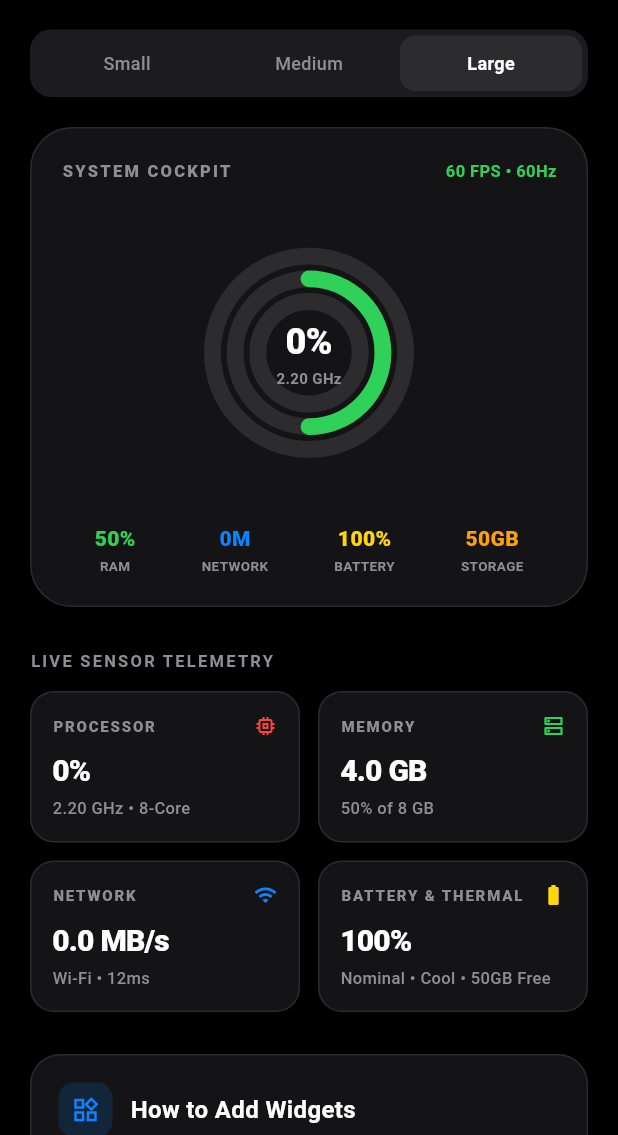
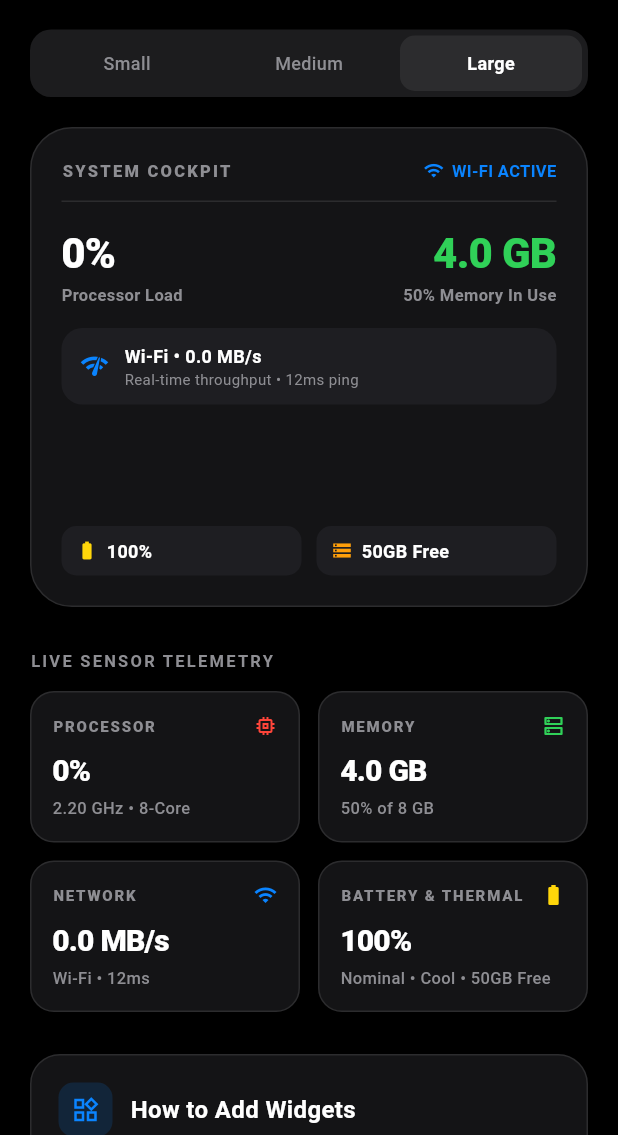
Before and after one commit to erkalceyhan-sys/pulsehud, a Flutter app: the screen it shows after launch, after a tap on "Small", after a tap on "Medium", after a tap on "Large", on a phone screen of 412 x 824 dp, the part 101-1236 px from its top. Run offline on Flutter 3.47's test engine with Material 3 defaults, Android fonts, the phone set to English and light mode, and no system bars; our stand-ins replace connectivity_plus; missing offline and left inert: home_widget.

Commit message:
feat(ios): native SwiftUI WidgetKit extension, prioritized Large Cockpit layout, and real Wi-Fi telemetry

```diff
--- a/app/lib/features/hud/screens/hud_live_screen.dart
+++ b/app/lib/features/hud/screens/hud_live_screen.dart
@@ -638,7 +638,9 @@ class _HudLiveScreenState extends State<HudLiveScreen>
         ],
       ),
       child: Column(
+        crossAxisAlignment: CrossAxisAlignment.start,
         children: [
+          // Header: Wi-Fi & System Cockpit
           Row(
             mainAxisAlignment: MainAxisAlignment.spaceBetween,
             children: [
@@ -651,47 +653,23 @@ class _HudLiveScreenState extends State<HudLiveScreen>
                   letterSpacing: 1.5,
                 ),
               ),
+              Row(
+                children: [
+                  Icon(
+                    m.isOffline ? Icons.airplanemode_active : Icons.wifi,
+                    color: m.isOffline
+                        ? const Color(0xFF8E8E93)
+                        : const Color(0xFF0A84FF),
+                    size: 14,
+                  ),
+                  const SizedBox(width: 5),
                   Text(
-                '${m.currentFps} FPS • 60Hz',
-                style: const TextStyle(
-                  color: Color(0xFF30D158),
+                    m.isOffline ? 'OFFLINE' : 'WI-FI ACTIVE',
+                    style: TextStyle(
+                      color: m.isOffline
+                          ? const Color(0xFF8E8E93)
+                          : const Color(0xFF0A84FF),
                       fontSize: 11,
-                  fontWeight: FontWeight.w700,
-                ),
-              ),
-            ],
-          ),
-          const Spacer(),
-          SizedBox(
-            width: 140,
-            height: 140,
-            child: Stack(
-              alignment: Alignment.center,
-              children: [
-                AnimatedBuilder(
-                  animation: _animController,
-                  builder: (context, _) => CustomPaint(
-                    size: const Size(140, 140),
-                    painter: _buildPainter(m),
-                  ),
-                ),
-                Column(
-                  mainAxisSize: MainAxisSize.min,
-                  children: [
-                    Text(
-                      '${m.cpuUsage.toInt()}%',
-                      style: const TextStyle(
-                        color: Colors.white,
-                        fontSize: 24,
-                        fontWeight: FontWeight.w900,
-                        letterSpacing: -0.5,
-                      ),
-                    ),
-                    Text(
-                      '${m.cpuFrequencyGhz.toStringAsFixed(2)} GHz',
-                      style: const TextStyle(
-                        color: Color(0xFF8E8E93),
-                        fontSize: 10,
                       fontWeight: FontWeight.w700,
                     ),
                   ),
@@ -699,45 +677,171 @@ class _HudLiveScreenState extends State<HudLiveScreen>
               ),
             ],
           ),
+          const SizedBox(height: 12),
+          const Divider(color: Color(0xFF2C2C2E), height: 1),
+          const SizedBox(height: 14),
+
+          // Mid 1: CPU & RAM Key Metrics
+          Row(
+            mainAxisAlignment: MainAxisAlignment.spaceBetween,
+            children: [
+              Column(
+                crossAxisAlignment: CrossAxisAlignment.start,
+                children: [
+                  Text(
+                    '${m.cpuUsage.toInt()}%',
+                    style: const TextStyle(
+                      color: Colors.white,
+                      fontSize: 28,
+                      fontWeight: FontWeight.w900,
+                      letterSpacing: -0.5,
                     ),
-          const Spacer(),
-          Row(
-            mainAxisAlignment: MainAxisAlignment.spaceAround,
+                  ),
+                  const Text(
+                    'Processor Load',
+                    style: TextStyle(
+                      color: Color(0xFF8E8E93),
+                      fontSize: 11,
+                      fontWeight: FontWeight.w600,
+                    ),
+                  ),
+                ],
+              ),
+              Column(
+                crossAxisAlignment: CrossAxisAlignment.end,
                 children: [
-              _buildMiniMetric('RAM', '${m.ramUsagePercent.toInt()}%',
-                  const Color(0xFF30D158)),
-              _buildMiniMetric(
-                  'NETWORK',
-                  m.isOffline ? 'Offline' : '${m.downloadSpeedMbps.toInt()}M',
-                  const Color(0xFF0A84FF)),
-              _buildMiniMetric(
-                  'BATTERY', '${m.batteryLevel}%', const Color(0xFFFFD60A)),
-              _buildMiniMetric('STORAGE', '${m.storageFreeGb.toInt()}GB',
-                  const Color(0xFFFF9F0A)),
+                  Text(
+                    '${m.ramUsedGb.toStringAsFixed(1)} GB',
+                    style: const TextStyle(
+                      color: Color(0xFF30D158),
+                      fontSize: 28,
+                      fontWeight: FontWeight.w900,
+                      letterSpacing: -0.5,
+                    ),
+                  ),
+                  Text(
+                    '${m.ramUsagePercent.toInt()}% Memory In Use',
+                    style: const TextStyle(
+                      color: Color(0xFF8E8E93),
+                      fontSize: 11,
+                      fontWeight: FontWeight.w600,
+                    ),
+                  ),
                 ],
               ),
             ],
           ),
-    );
-  }
+          const SizedBox(height: 14),
 
-  Widget _buildMiniMetric(String label, String val, Color col) {
-    return Column(
+          // Mid 2: Dedicated Network & Speed Card
+          Container(
+            padding: const EdgeInsets.symmetric(horizontal: 12, vertical: 10),
+            decoration: BoxDecoration(
+              color: const Color(0xFF1E1E22),
+              borderRadius: BorderRadius.circular(14),
+            ),
+            child: Row(
+              children: [
+                Icon(
+                  m.isOffline ? Icons.airplanemode_active : Icons.network_check,
+                  color: m.isOffline
+                      ? const Color(0xFF8E8E93)
+                      : const Color(0xFF0A84FF),
+                  size: 20,
+                ),
+                const SizedBox(width: 10),
+                Expanded(
+                  child: Column(
+                    crossAxisAlignment: CrossAxisAlignment.start,
                     children: [
                       Text(
-          val,
-          style:
-              TextStyle(color: col, fontSize: 14, fontWeight: FontWeight.w800),
+                        m.isOffline
+                            ? 'No Internet Connection'
+                            : '${m.connectionType} • ${m.downloadSpeedMbps.toStringAsFixed(1)} MB/s',
+                        style: const TextStyle(
+                          color: Colors.white,
+                          fontSize: 12,
+                          fontWeight: FontWeight.w700,
                         ),
-        const SizedBox(height: 2),
+                      ),
                       Text(
-          label,
+                        m.isOffline
+                            ? 'Airplane mode enabled'
+                            : 'Real-time throughput • ${m.pingMs}ms ping',
                         style: const TextStyle(
                           color: Color(0xFF8E8E93),
-              fontSize: 9,
-              fontWeight: FontWeight.w700),
+                          fontSize: 10,
+                        ),
                       ),
                     ],
+                  ),
+                ),
+              ],
+            ),
+          ),
+          const Spacer(),
+
+          // Bottom 2x2 Telemetry Chips
+          Row(
+            children: [
+              Expanded(
+                child: Container(
+                  padding:
+                      const EdgeInsets.symmetric(vertical: 8, horizontal: 10),
+                  decoration: BoxDecoration(
+                    color: const Color(0xFF1E1E22),
+                    borderRadius: BorderRadius.circular(10),
+                  ),
+                  child: Row(
+                    children: [
+                      Icon(
+                        m.isCharging
+                            ? Icons.battery_charging_full
+                            : Icons.battery_full,
+                        color: const Color(0xFFFFD60A),
+                        size: 14,
+                      ),
+                      const SizedBox(width: 6),
+                      Text(
+                        '${m.batteryLevel}% ${m.isCharging ? "⚡" : ""}',
+                        style: const TextStyle(
+                            color: Colors.white,
+                            fontSize: 12,
+                            fontWeight: FontWeight.bold),
+                      ),
+                    ],
+                  ),
+                ),
+              ),
+              const SizedBox(width: 10),
+              Expanded(
+                child: Container(
+                  padding:
+                      const EdgeInsets.symmetric(vertical: 8, horizontal: 10),
+                  decoration: BoxDecoration(
+                    color: const Color(0xFF1E1E22),
+                    borderRadius: BorderRadius.circular(10),
+                  ),
+                  child: Row(
+                    children: [
+                      const Icon(Icons.storage_outlined,
+                          color: Color(0xFFFF9F0A), size: 14),
+                      const SizedBox(width: 6),
+                      Text(
+                        '${m.storageFreeGb.toStringAsFixed(0)}GB Free',
+                        style: const TextStyle(
+                            color: Colors.white,
+                            fontSize: 12,
+                            fontWeight: FontWeight.bold),
+                      ),
+                    ],
+                  ),
+                ),
+              ),
+            ],
+          ),
+        ],
+      ),
     );
   }
 
```
Also changed, not shown: 4 other files. Lines whose indentation alone changed are shown as unchanged.
